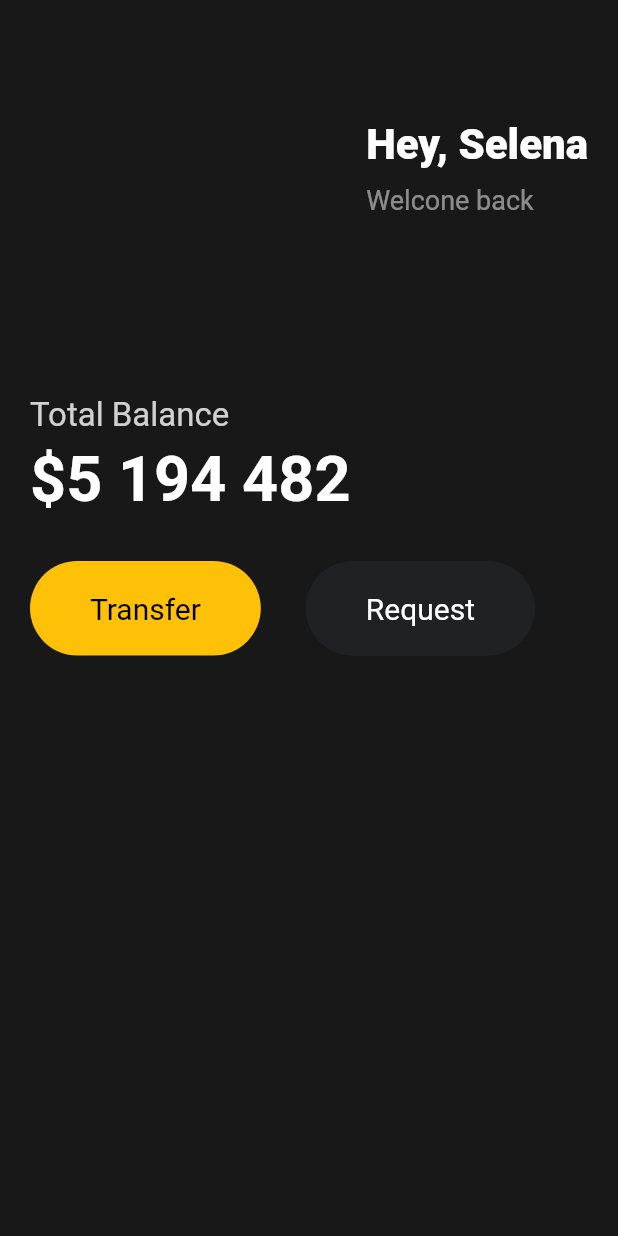
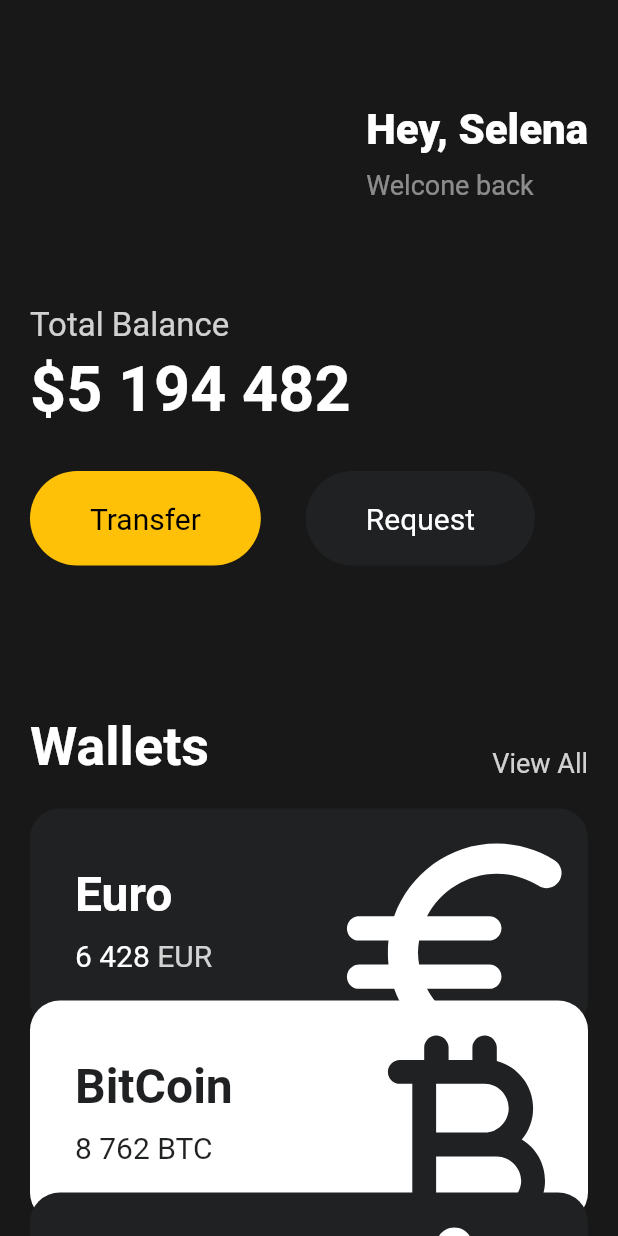
Before and after one commit to seong9566/Webtoon, a Flutter app: the screen it shows after launch, on a phone screen of 412 x 824 dp. Run offline on Flutter 3.47's test engine with Material 2 defaults, Android fonts, the phone set to English and light mode, and no system bars.

Commit message:
카드 메서드 빼기 완료

```diff
--- a/lib/main.dart
+++ b/lib/main.dart
@@ -13,13 +13,14 @@ class MyApp extends StatelessWidget {
       debugShowCheckedModeBanner: false,
       home: Scaffold(
         backgroundColor: const Color(0xff181818),
-        body: Padding(
+        body: SingleChildScrollView(
+          child: Padding(
             //좌 우 패딩 horizontal
-          padding: const EdgeInsets.symmetric(horizontal: 20),
+            padding: const EdgeInsets.symmetric(horizontal: 20, vertical: 20),
             child: Column(
               crossAxisAlignment: CrossAxisAlignment.start,
               children: [
-              const SizedBox(height: 80),
+                const SizedBox(height: 50),
                 Row(
                   mainAxisAlignment: MainAxisAlignment.end,
                   children: [
@@ -47,7 +48,7 @@ class MyApp extends StatelessWidget {
                     ),
                   ],
                 ),
-              const SizedBox(height: 120),
+                const SizedBox(height: 70),
                 Text(
                   "Total Balance",
                   style: TextStyle(
@@ -80,9 +81,130 @@ class MyApp extends StatelessWidget {
                       textColor: Colors.white,
                     ),
                   ],
+                ),
+                const SizedBox(height: 100),
+                Row(
+                  // 세로 중앙에 있던 글을 아래로 맞춰줌 - Cross
+                  crossAxisAlignment: CrossAxisAlignment.end,
+                  mainAxisAlignment: MainAxisAlignment.spaceBetween,
+                  children: [
+                    const Text(
+                      "Wallets",
+                      style: TextStyle(
+                        color: Colors.white,
+                        fontSize: 36,
+                        fontWeight: FontWeight.w600,
+                      ),
+                    ),
+                    Text(
+                      "View All",
+                      style: TextStyle(
+                        color: Colors.white.withOpacity(0.8),
+                        fontSize: 18,
+                      ),
+                    ),
+                  ],
+                ),
+                const SizedBox(height: 20),
+                _buildCurrencyCard(
+                  isInverted: false,
+                  name: "Euro",
+                  code: "EUR",
+                  amount: "6 428",
+                  icon: Icons.euro_rounded,
+                ),
+                Transform.translate(
+                  offset: const Offset(0, -20),
+                  child: _buildCurrencyCard(
+                    isInverted: true,
+                    name: "BitCoin",
+                    code: "BTC",
+                    amount: "8 762",
+                    icon: Icons.currency_bitcoin_rounded,
+                  ),
+                ),
+                Transform.translate(
+                  offset: const Offset(0, -40),
+                  child: _buildCurrencyCard(
+                    isInverted: false,
+                    name: "Dollar",
+                    code: "USD",
+                    amount: "627",
+                    icon: Icons.attach_money_rounded,
+                  ),
+                ),
+              ],
+            ),
+          ),
+        ),
+      ),
+    );
+  }
+
+// isInverted는 색상 반전을 위한 변수
+  Widget _buildCurrencyCard({required bool isInverted, required String name, required String code, required String amount, required IconData icon}) {
+    const blackColor = Color(0xff1F2123);
+    return Container(
+      //아이콘의 위치를 박스를 벗어나지 않게 해줌.
+      clipBehavior: Clip.hardEdge,
+      decoration: BoxDecoration(
+        // isInverted가 true이면 배경색을 white
+        color: isInverted ? Colors.white : blackColor,
+        borderRadius: BorderRadius.circular(20),
+      ),
+      child: Padding(
+        padding: const EdgeInsets.all(30),
+        child: Row(
+          mainAxisAlignment: MainAxisAlignment.spaceBetween,
+          children: [
+            Column(
+              crossAxisAlignment: CrossAxisAlignment.start,
+              children: [
+                Text(
+                  name,
+                  style: TextStyle(
+                    color: isInverted ? blackColor : Colors.white,
+                    fontSize: 32,
+                    fontWeight: FontWeight.w600,
+                  ),
+                ),
+                const SizedBox(height: 10),
+                Row(
+                  children: [
+                    Text(
+                      amount,
+                      style: TextStyle(
+                        color: isInverted ? blackColor : Colors.white,
+                        fontSize: 20,
+                      ),
+                    ),
+                    const SizedBox(width: 5),
+                    Text(
+                      code,
+                      style: TextStyle(
+                        color: isInverted ? blackColor : Colors.white.withOpacity(0.8),
+                        fontSize: 20,
+                      ),
+                    ),
+                  ],
+                ),
+              ],
+            ),
+            //scale (아이콘의 크기):  Row안이지만 크기는 벗어날 수 있게 해줌.
+            Transform.scale(
+              scale: 2.2,
+              //translate (아이콘의 위치): 아이콘이 보여지는 위치를 바꿀 수있음
+              child: Transform.translate(
+                // x: -5, y: 10
+                offset: const Offset(-5, 10),
+                child: Icon(
+                  icon,
+                  color: isInverted ? blackColor : Colors.white,
+                  size: 88,
+                ),
+              ),
             )
           ],
-          ),
         ),
       ),
     );
```
Lines whose indentation alone changed are shown as unchanged.
